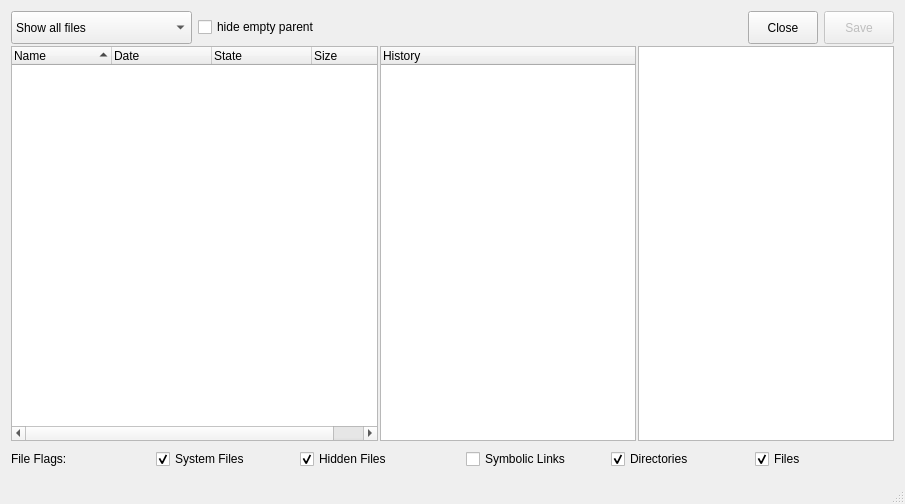
Above: source/mainwindow.ui from Rolloke/GUI-Apps before the change. Below: the same form after it.
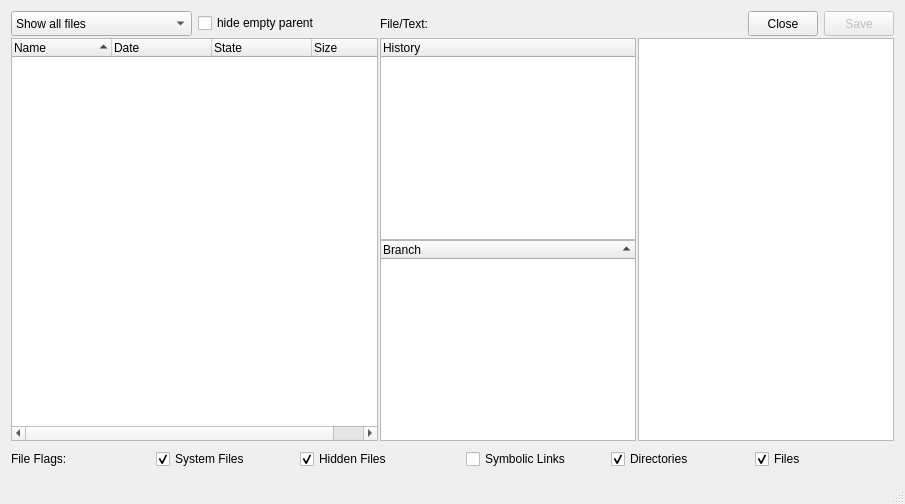
That is the form after the change.

Commit message: Added commands pull, list branches parse branch list refactoring

Diff of the .ui file:
```diff
--- a/source/mainwindow.ui
+++ b/source/mainwindow.ui
@@ -78,7 +78,7 @@
             <property name="minimumSize">
              <size>
               <width>0</width>
-              <height>33</height>
+              <height>25</height>
              </size>
             </property>
             <property name="maximumSize">
@@ -189,6 +189,19 @@
           <property name="bottomMargin">
            <number>0</number>
           </property>
+          <item>
+           <widget class="QLabel" name="labelHeader">
+            <property name="maximumSize">
+             <size>
+              <width>60</width>
+              <height>16777215</height>
+             </size>
+            </property>
+            <property name="text">
+             <string>File/Text:</string>
+            </property>
+           </widget>
+          </item>
           <item>
            <widget class="QLabel" name="labelFilePath">
             <property name="text">
@@ -204,13 +217,13 @@
             <property name="minimumSize">
              <size>
               <width>70</width>
-              <height>33</height>
+              <height>25</height>
              </size>
             </property>
             <property name="maximumSize">
              <size>
               <width>70</width>
-              <height>33</height>
+              <height>25</height>
              </size>
             </property>
             <property name="text">
@@ -226,13 +239,13 @@
             <property name="minimumSize">
              <size>
               <width>70</width>
-              <height>33</height>
+              <height>25</height>
              </size>
             </property>
             <property name="maximumSize">
              <size>
               <width>70</width>
-              <height>33</height>
+              <height>25</height>
              </size>
             </property>
             <property name="text">
@@ -263,7 +276,27 @@
            <number>0</number>
           </property>
           <item>
+           <layout class="QVBoxLayout" name="verticalLayout">
+            <property name="spacing">
+             <number>0</number>
+            </property>
+            <property name="leftMargin">
+             <number>0</number>
+            </property>
+            <property name="rightMargin">
+             <number>0</number>
+            </property>
+            <property name="bottomMargin">
+             <number>0</number>
+            </property>
+            <item>
            <widget class="QTreeWidget" name="treeHistory">
+              <property name="minimumSize">
+               <size>
+                <width>0</width>
+                <height>0</height>
+               </size>
+              </property>
             <property name="selectionMode">
              <enum>QAbstractItemView::ExtendedSelection</enum>
             </property>
@@ -273,6 +306,20 @@
              </property>
             </column>
            </widget>
+            </item>
+            <item>
+             <widget class="QTreeWidget" name="treeBranches">
+              <property name="sortingEnabled">
+               <bool>true</bool>
+              </property>
+              <column>
+               <property name="text">
+                <string>Branch</string>
+               </property>
+              </column>
+             </widget>
+            </item>
+           </layout>
           </item>
           <item>
            <widget class="QTextBrowser" name="textBrowser">
```
Lines whose indentation alone changed are shown as unchanged. The commit also changes 5 other files.
